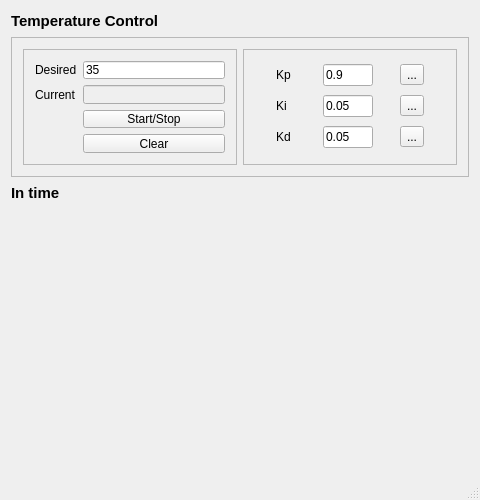
Old version of the form electronica_201620/parte2/GUI/mainwindow.ui in the repository jsbarbosa/supreme-pi.
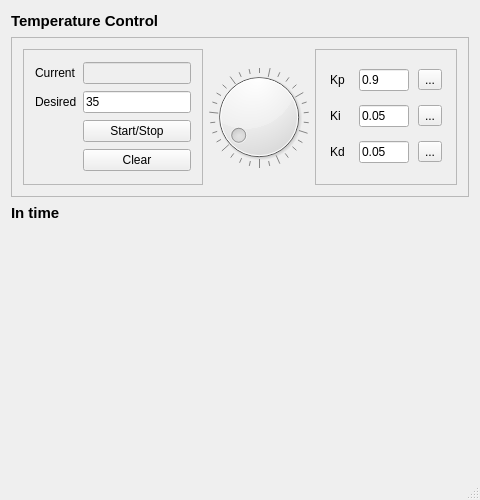
New version of the form.

```diff
--- a/electronica_201620/parte2/GUI/mainwindow.ui
+++ b/electronica_201620/parte2/GUI/mainwindow.ui
@@ -41,7 +41,7 @@
       <property name="maximumSize">
        <size>
         <width>600</width>
-        <height>140</height>
+        <height>160</height>
        </size>
       </property>
       <property name="frameShape">
@@ -59,71 +59,89 @@
          <property name="frameShadow">
           <enum>QFrame::Raised</enum>
          </property>
-         <layout class="QFormLayout" name="formLayout">
-          <item row="0" column="0">
+         <layout class="QGridLayout" name="gridLayout_2">
+          <item row="1" column="0">
            <widget class="QLabel" name="label">
             <property name="text">
              <string>Desired</string>
             </property>
            </widget>
           </item>
-          <item row="0" column="1">
+          <item row="1" column="1">
            <widget class="QLineEdit" name="desired_line">
             <property name="text">
              <string>35</string>
             </property>
            </widget>
           </item>
-          <item row="1" column="1">
-           <widget class="QLineEdit" name="current_line">
-            <property name="enabled">
-             <bool>false</bool>
-            </property>
-           </widget>
-          </item>
-          <item row="1" column="0">
-           <widget class="QLabel" name="label_2">
-            <property name="text">
-             <string>Current</string>
-            </property>
-           </widget>
-          </item>
-          <item row="2" column="1">
+          <item row="4" column="1">
            <widget class="QPushButton" name="startbutton">
             <property name="text">
              <string>Start/Stop</string>
             </property>
            </widget>
           </item>
-          <item row="2" column="0">
-           <widget class="QLabel" name="status_label">
-            <property name="minimumSize">
-             <size>
-              <width>20</width>
-              <height>0</height>
-             </size>
-            </property>
-            <property name="maximumSize">
-             <size>
-              <width>20</width>
-              <height>16777215</height>
-             </size>
-            </property>
-            <property name="text">
-             <string/>
-            </property>
-           </widget>
-          </item>
-          <item row="3" column="1">
+          <item row="5" column="1">
            <widget class="QPushButton" name="clear_button">
             <property name="text">
              <string>Clear</string>
             </property>
            </widget>
           </item>
+          <item row="0" column="0">
+           <widget class="QLabel" name="label_2">
+            <property name="text">
+             <string>Current</string>
+            </property>
+           </widget>
+          </item>
+          <item row="0" column="1">
+           <widget class="QLineEdit" name="current_line">
+            <property name="enabled">
+             <bool>false</bool>
+            </property>
+           </widget>
+          </item>
          </layout>
         </widget>
        </item>
+       <item>
+        <widget class="QDial" name="temperature_dial">
+         <property name="minimumSize">
+          <size>
+           <width>50</width>
+           <height>50</height>
+          </size>
+         </property>
+         <property name="maximum">
+          <number>150</number>
+         </property>
+         <property name="singleStep">
+          <number>5</number>
+         </property>
+         <property name="pageStep">
+          <number>20</number>
+         </property>
+         <property name="sliderPosition">
+          <number>20</number>
+         </property>
+         <property name="tracking">
+          <bool>false</bool>
+         </property>
+         <property name="invertedAppearance">
+          <bool>false</bool>
+         </property>
+         <property name="invertedControls">
+          <bool>false</bool>
+         </property>
+         <property name="wrapping">
+          <bool>true</bool>
+         </property>
+         <property name="notchesVisible">
+          <bool>true</bool>
+         </property>
+        </widget>
+       </item>
        <item>
         <widget class="QFrame" name="frame_3">
          <property name="frameShape">
```
